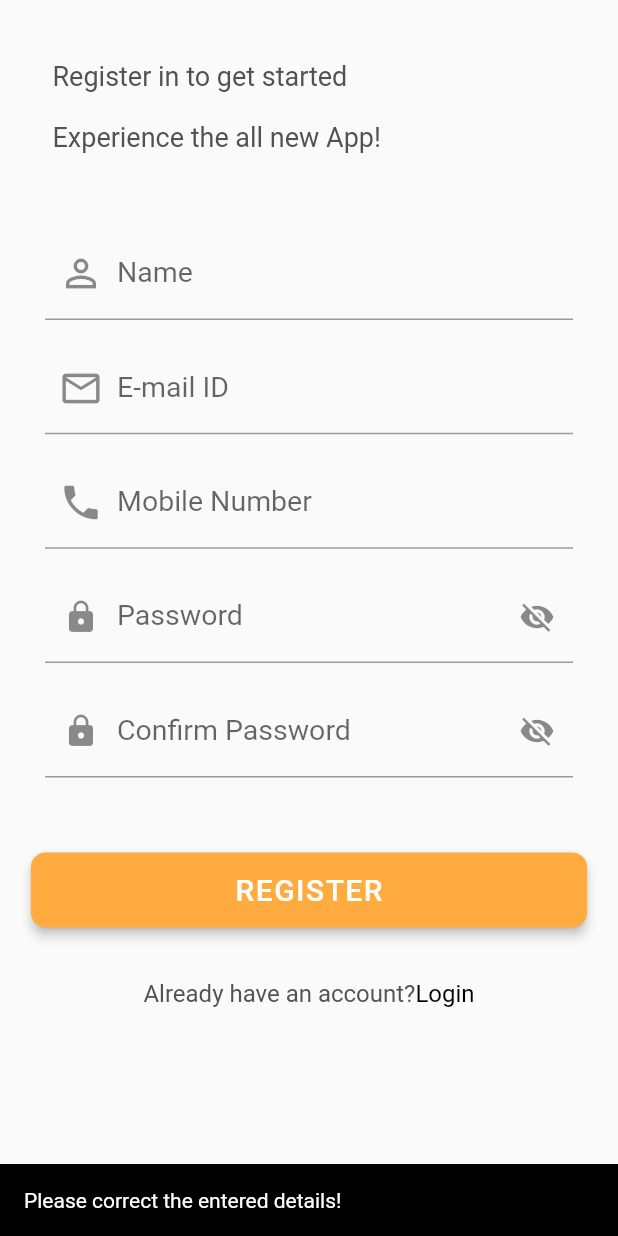
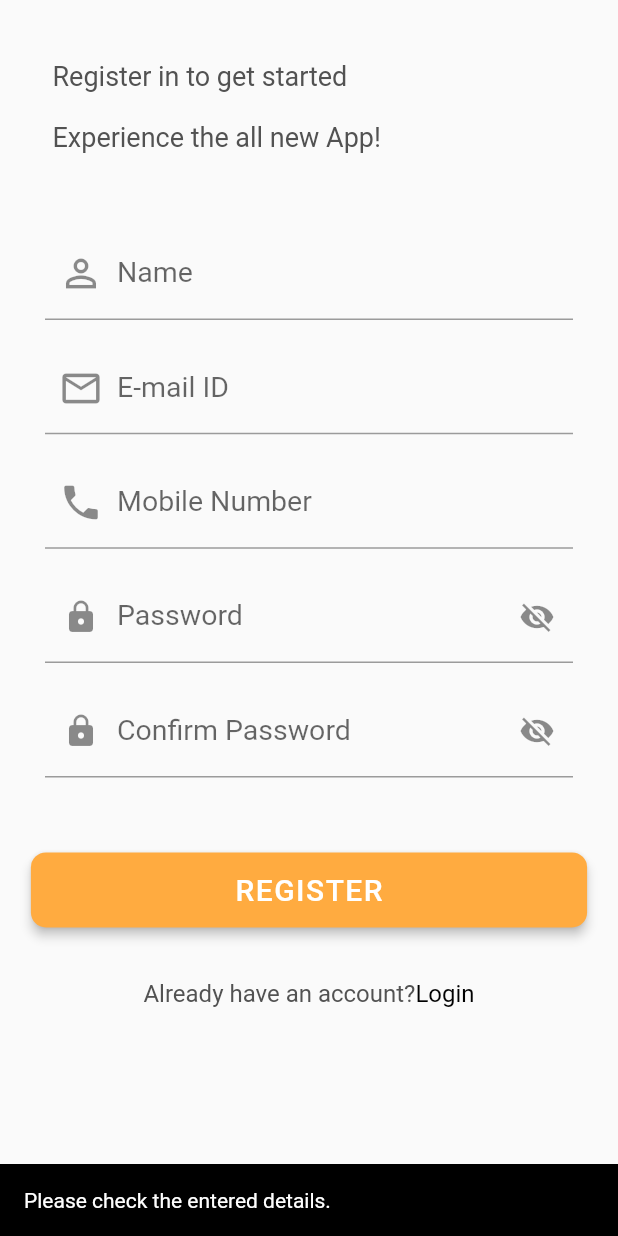
Before and after one commit to Yash-Garg/EasyBuy, a Flutter app: the screen it shows after launch, after a tap on "REGISTER", on a phone screen of 412 x 824 dp. Run offline on Flutter 3.47's test engine with Material 2 defaults, Android fonts, the light colour scheme and no system bars; our stand-ins replace firebase_auth, firebase_core, get, google_fonts; accounts and stored records are empty; Roboto replaces fonts that are missing (Ubuntu).

Commit message:
Misc changes
Signed-off-by: Yash-Garg <yash.garg@outlook.in>

```diff
--- a/lib/helpers/authentication_helper.dart
+++ b/lib/helpers/authentication_helper.dart
@@ -31,7 +31,6 @@ Future signInWithEmail(String email, String password) async {
         .signInWithEmailAndPassword(email: email, password: password);
     Get.showSnackbar(customSnack(
         'Successfully Signed In', userCredential.user!.email.toString()));
-    Get.offAllNamed('/account', arguments: email);
   } on FirebaseAuthException catch (e) {
     if (e.code == 'user-not-found') {
       Get.showSnackbar(customSnack(null, 'No user found for that email.'));
--- a/lib/screens/login.dart
+++ b/lib/screens/login.dart
@@ -8,6 +8,6 @@ class LoginScreen extends StatefulWidget {
 class _LoginScreenState extends State<LoginScreen> {
   @override
   Widget build(BuildContext context) {
-    return Container();
+    return Scaffold();
   }
 }
--- a/lib/screens/register.dart
+++ b/lib/screens/register.dart
@@ -204,7 +204,7 @@ class _RegistrationScreenState extends State<RegistrationScreen> {
                             _emailController.text, _passController.text);
                       } else {
                         Get.showSnackbar(customSnack(
-                            null, 'Please correct the entered details!'));
+                            null, 'Please check the entered details.'));
                       }
                     },
                     child: Text(
```
